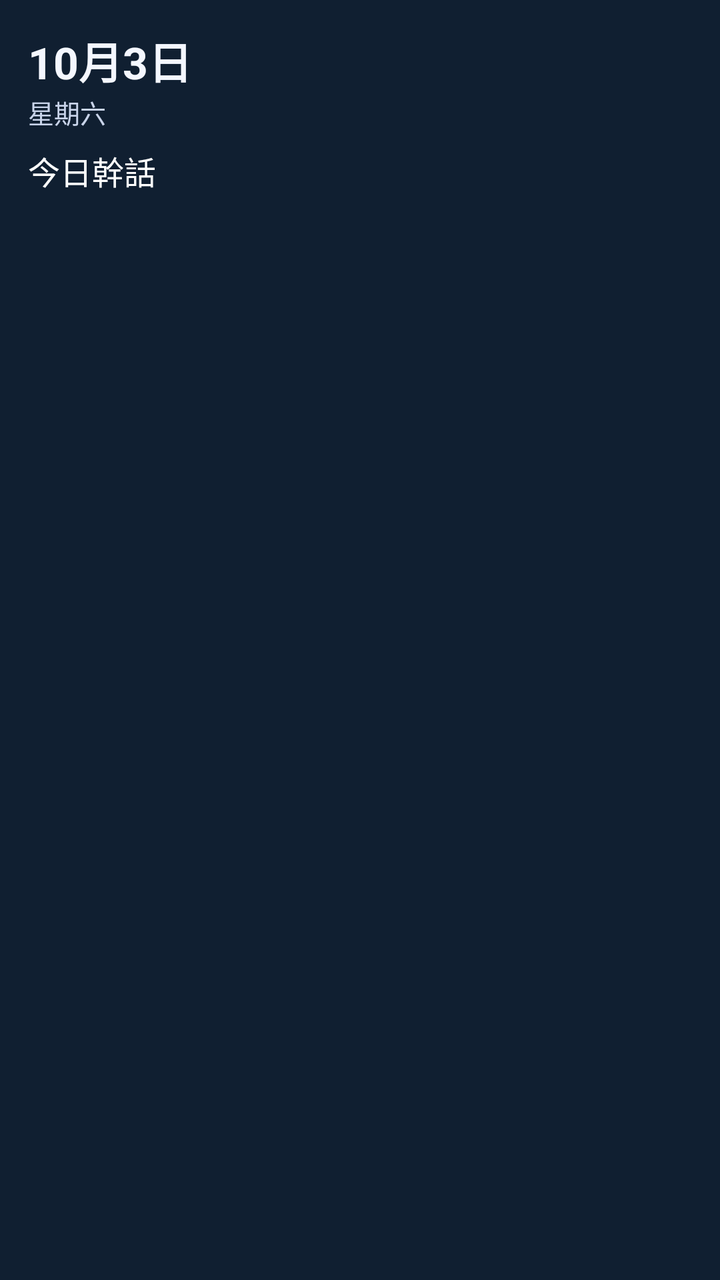
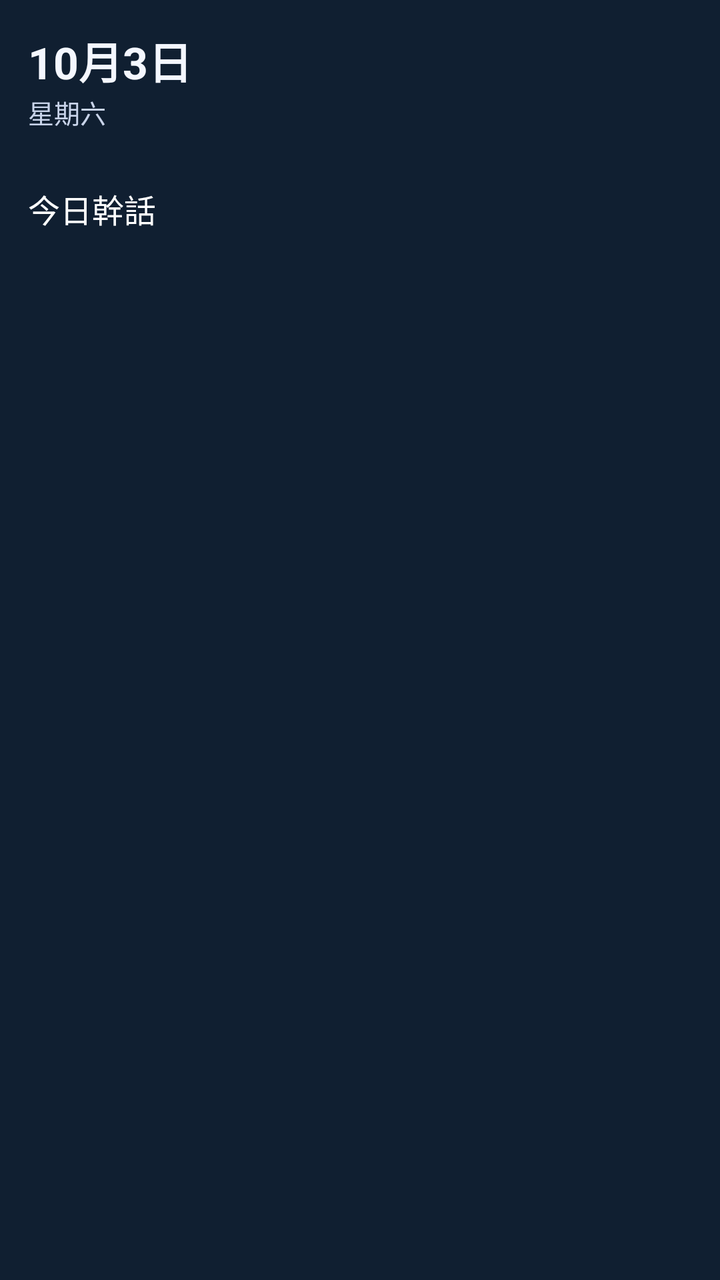

Before-and-after screenshots of an Android layout around one commit, followed by the original layout XML and the change that was made.
<!-- AndroidManifest.xml: application theme android:Theme.DeviceDefault.NoActionBar -->
<!-- res/layout/widget_today.xml -->
<?xml version="1.0" encoding="utf-8"?>
<LinearLayout xmlns:android="http://schemas.android.com/apk/res/android"
    android:id="@+id/widget_root"
    android:layout_width="match_parent"
    android:layout_height="match_parent"
    android:background="#E6102033"
    android:orientation="vertical"
    android:padding="14dp">

    <TextView
        android:id="@+id/widget_date"
        android:layout_width="match_parent"
        android:layout_height="wrap_content"
        android:text="10月3日"
        android:textColor="#F4F7FF"
        android:textSize="22sp"
        android:textStyle="bold" />

    <TextView
        android:id="@+id/widget_week"
        android:layout_width="match_parent"
        android:layout_height="wrap_content"
        android:text="星期六"
        android:textColor="#C9D4EA"
        android:textSize="13sp" />

    <TextView
        android:id="@+id/widget_quote"
        android:layout_width="match_parent"
        android:layout_height="wrap_content"
        android:layout_marginTop="8dp"
        android:text="今日幹話"
        android:textColor="#FFFFFF"
        android:textSize="16sp" />
</LinearLayout>
<!-- resources referenced by this layout -->
<resources>

</resources>

<!-- the commit's change to res/layout/widget_today.xml (unified diff, before → after) -->
@@ -25,6 +25,14 @@
         android:textSize="13sp" />
 
     <TextView
+        android:id="@+id/widget_weather"
+        android:layout_width="match_parent"
+        android:layout_height="wrap_content"
+        android:text=""
+        android:textColor="#9FDFFF"
+        android:textSize="14sp" />
+
+    <TextView
         android:id="@+id/widget_quote"
         android:layout_width="match_parent"
         android:layout_height="wrap_content"
